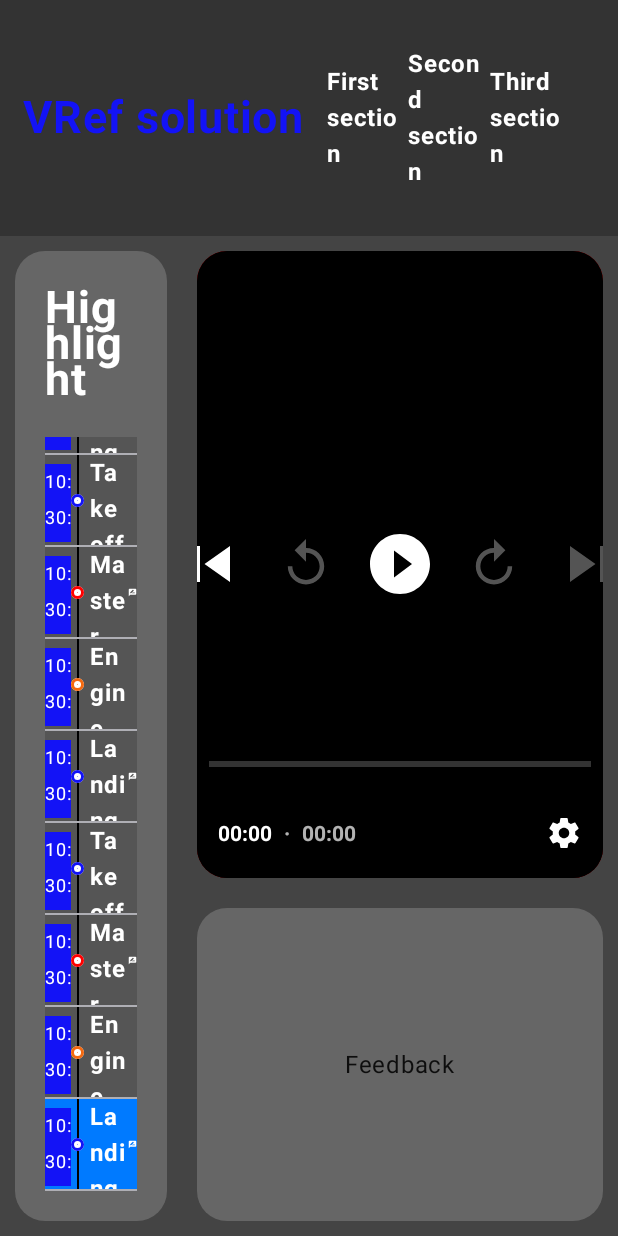
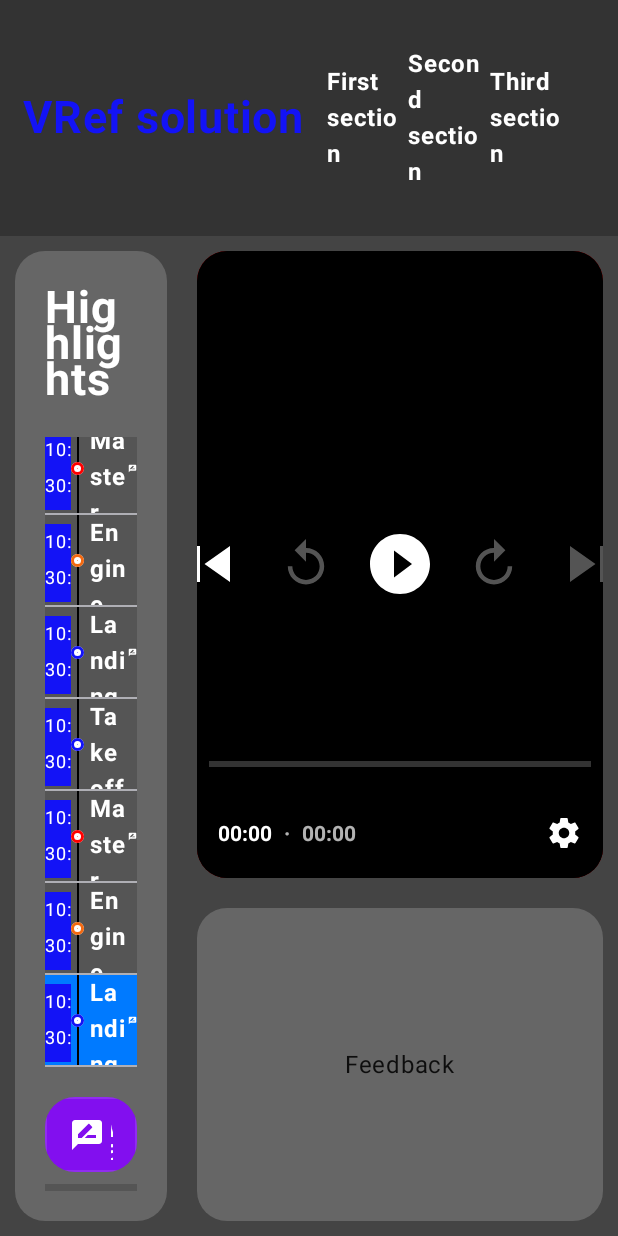
Before and after one commit to Deldar777/PilotTrainingApp, an Android app built with Jetpack Compose: the screen it shows after launch (MainActivity), on a phone screen of 412 x 824 dp. Run offline under Robolectric (Android 15) with nearby library versions, the phone set to English and light mode, and no system bars; our stand-ins replace Dagger/Hilt's generated code.

Commit message:
added mark event button + current altitude

```diff
--- a/app/src/main/java/nl/shekho/videoplayer/MainActivity.kt
+++ b/app/src/main/java/nl/shekho/videoplayer/MainActivity.kt
@@ -1,8 +1,10 @@
 package nl.shekho.videoplayer
 
+import android.os.Build
 import android.os.Bundle
 import androidx.activity.ComponentActivity
 import androidx.activity.compose.setContent
+import androidx.annotation.RequiresApi
 import androidx.compose.material.Text
 import androidx.compose.runtime.*
 import androidx.compose.ui.tooling.preview.Preview
@@ -14,6 +16,7 @@ import nl.shekho.videoplayer.views.SessionView
 
 @AndroidEntryPoint
 class MainActivity : ComponentActivity() {
+    @RequiresApi(Build.VERSION_CODES.O)
     override fun onCreate(savedInstanceState: Bundle?) {
         super.onCreate(savedInstanceState)
         setContent {
--- a/app/src/main/java/nl/shekho/videoplayer/views/LoginView.kt
+++ b/app/src/main/java/nl/shekho/videoplayer/views/LoginView.kt
@@ -28,6 +28,7 @@ import androidx.compose.ui.text.style.TextDecoration
 import androidx.compose.ui.unit.dp
 import androidx.compose.ui.unit.sp
 import nl.shekho.videoplayer.ui.theme.deepBlue
+import nl.shekho.videoplayer.ui.theme.deepPurple
 import nl.shekho.videoplayer.views.cells.NavigationBar
 
 @Composable
@@ -151,12 +152,12 @@ fun LoginBox(context: Context){
                             login(email, password, context)
                         },
                         colors = ButtonDefaults.buttonColors(
-                            backgroundColor = deepBlue,
+                            backgroundColor = deepPurple,
                             contentColor = MaterialTheme.colors.primary
                         )
                     ) {
                         Text(
-                            text = "Login",
+                            text = "Marked event",
                             fontFamily = FontFamily.Monospace,
                             textAlign = TextAlign.Center,
                             fontSize = 24.sp,
--- a/app/src/main/java/nl/shekho/videoplayer/views/SessionView.kt
+++ b/app/src/main/java/nl/shekho/videoplayer/views/SessionView.kt
@@ -3,23 +3,28 @@ package nl.shekho.videoplayer.views
 import android.os.Build
 import androidx.annotation.RequiresApi
 import androidx.compose.foundation.background
+import androidx.compose.foundation.clickable
 import androidx.compose.foundation.layout.*
 import androidx.compose.foundation.lazy.LazyColumn
 import androidx.compose.foundation.lazy.itemsIndexed
 import androidx.compose.foundation.lazy.rememberLazyListState
+import androidx.compose.foundation.shape.CircleShape
 import androidx.compose.foundation.shape.RoundedCornerShape
-import androidx.compose.material.MaterialTheme
-import androidx.compose.material.Text
+import androidx.compose.material.*
 import androidx.compose.runtime.*
 import androidx.compose.ui.Alignment
 import androidx.compose.ui.Modifier
 import androidx.compose.ui.draw.clip
 import androidx.compose.ui.graphics.Color
+import androidx.compose.ui.res.painterResource
+import androidx.compose.ui.text.font.FontFamily
 import androidx.compose.ui.text.font.FontWeight
+import androidx.compose.ui.text.style.TextAlign
 import androidx.compose.ui.unit.dp
 import androidx.compose.ui.unit.sp
 import androidx.hilt.navigation.compose.hiltViewModel
 import kotlinx.coroutines.launch
+import nl.shekho.videoplayer.R
 import nl.shekho.videoplayer.models.Event
 import nl.shekho.videoplayer.ui.theme.*
 import nl.shekho.videoplayer.viewModels.SessionViewModel
@@ -63,10 +68,15 @@ fun HighlightAndVideo(
     var selectedItemIndex by remember {
         mutableStateOf(initialSelectedItemIndex)
     }
+
+    var currentAltitude by remember {
+        mutableStateOf(29550)
+    }
+
     val coroutineScope = rememberCoroutineScope()
     val scrollState = rememberLazyListState()
+    val shape = RoundedCornerShape(20.dp)
 
-    val shape = RoundedCornerShape(20.dp)
     Row(
         horizontalArrangement = Arrangement.spacedBy(20.dp),
         verticalAlignment = Alignment.CenterVertically,
@@ -76,14 +86,12 @@ fun HighlightAndVideo(
             .padding(10.dp)
     ) {
 
-
         //Highlight section
         Box(
             modifier = Modifier
                 .weight(0.75f)
                 .background(highlightListGray, shape)
-                .fillMaxHeight()
-                .padding(),
+                .fillMaxHeight(),
             contentAlignment = Alignment.TopCenter,
         ) {
 
@@ -95,12 +103,13 @@ fun HighlightAndVideo(
             ) {
 
                 //  Highlight title
-                Box(
-                    Modifier.fillMaxWidth(),
-                    contentAlignment = Alignment.Center
+                Row(
+                    horizontalArrangement = Arrangement.Center,
+                    modifier = Modifier
+                        .fillMaxWidth()
                 ) {
                     Text(
-                        text = "Highlight",
+                        text = "Highlights",
                         color = MaterialTheme.colors.primary,
                         fontWeight = FontWeight.Bold,
                         fontSize = 30.sp
@@ -111,6 +120,7 @@ fun HighlightAndVideo(
                 Box(
                     modifier = Modifier
                         .fillMaxSize()
+                        .weight(2f)
                         .background(highlightListGray),
                     contentAlignment = Alignment.TopCenter
                 ){
@@ -128,6 +138,62 @@ fun HighlightAndVideo(
                         }
                         coroutineScope.launch {
                             scrollState.scrollToItem(eventList.lastIndex)
+                        }
+                    }
+                }
+
+                // Marked event button and current altitude
+                Box(
+                    modifier = Modifier
+                        .fillMaxSize()
+                        .weight(0.3f),
+                    contentAlignment = Alignment.TopCenter
+                ){
+                    Column(
+                        verticalArrangement = Arrangement.spacedBy(8.dp),
+                        horizontalAlignment = Alignment.CenterHorizontally,
+                        modifier = Modifier
+                            .fillMaxWidth()
+                    ) {
+                        OutlinedButton(
+                            onClick = {
+                            },
+                            colors = ButtonDefaults.buttonColors(
+                                backgroundColor = deepPurple,
+                                contentColor = MaterialTheme.colors.primary,
+                            ),
+                            modifier = Modifier
+                                .clip(RoundedCornerShape(20.dp))
+                                .width(200.dp)
+                                .height(50.dp)
+                        ) {
+                            Icon(
+                                painter = painterResource(id = R.drawable.feedback_logo),
+                                contentDescription = "Feedback icon",
+                                tint = MaterialTheme.colors.primary,
+                                modifier = Modifier.padding(end = 4.dp)
+                            )
+                            Text(
+                                text = "Mark event",
+                                fontFamily = FontFamily.Monospace,
+                                textAlign = TextAlign.Center,
+                                fontSize = 20.sp,
+                                fontWeight = FontWeight.Bold,
+                                color = MaterialTheme.colors.primary,
+                            )
+                        }
+
+                        Row(
+                            horizontalArrangement = Arrangement.Center ,
+                            modifier = Modifier
+                                .fillMaxWidth()
+                                .height(60.dp)
+                                .background(highlightItemGray)
+                        ){
+                            Text(
+                                text = "Current altitude: $currentAltitude",
+                                color = MaterialTheme.colors.primary,
+                            )
                         }
                     }
                 }
--- a/app/src/main/java/nl/shekho/videoplayer/views/cells/HighlightItem.kt
+++ b/app/src/main/java/nl/shekho/videoplayer/views/cells/HighlightItem.kt
@@ -13,7 +13,7 @@ import androidx.compose.material.Divider
 import androidx.compose.material.Icon
 import androidx.compose.material.MaterialTheme
 import androidx.compose.material.Text
-import androidx.compose.runtime.Composable
+import androidx.compose.runtime.*
 import androidx.compose.ui.Alignment
 import androidx.compose.ui.Modifier
 import androidx.compose.ui.graphics.Color
@@ -37,6 +37,10 @@ fun HighlightItem(
     inactiveColor: Color = highlightItemGray,
     onItemClick: () -> Unit
 ) {
+
+    var showFeedbackIcon by remember {
+        mutableStateOf(event.hasFeedback)
+    }
 
     Row(
         modifier = Modifier
@@ -161,7 +165,7 @@ fun HighlightItem(
                         .fillMaxHeight(),
                     contentAlignment = Alignment.CenterStart,
                 ){
-                    if(event.hasFeedback){
+                    if(showFeedbackIcon){
                         Icon(
                             painter = painterResource(id = event.feedbackIcon),
                             contentDescription = "Feedback icon",
```
